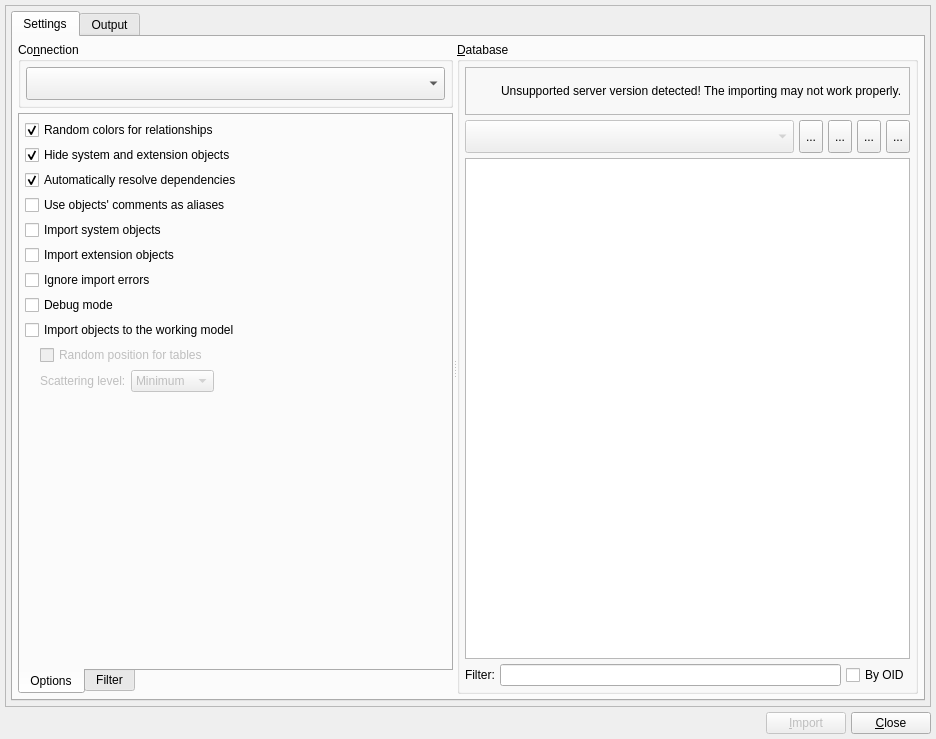
Above: libs/libgui/ui/tools/databaseimportform.ui from pgmodeler/pgmodeler before the change. Below: the same form after it.
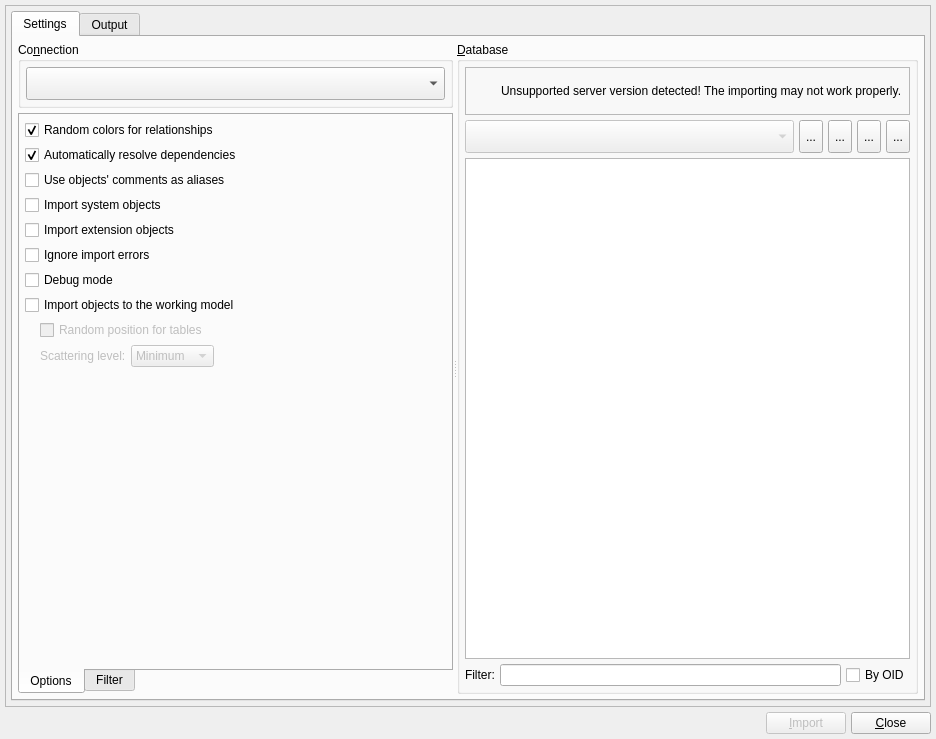
That is the form after the change. Icons and pictures are not drawn.

Commit message: Removed unnused checkbox from databaseimportform.ui

What changed in the file:
```diff
--- a/libs/libgui/ui/tools/databaseimportform.ui
+++ b/libs/libgui/ui/tools/databaseimportform.ui
@@ -236,8 +236,30 @@
                   <property name="spacing">
                    <number>5</number>
                   </property>
+                  <item row="5" column="0" colspan="5">
+                   <widget class="QCheckBox" name="rand_rel_color_chk">
+                    <property name="sizePolicy">
+                     <sizepolicy hsizetype="Preferred" vsizetype="Fixed">
+                      <horstretch>0</horstretch>
+                      <verstretch>0</verstretch>
+                     </sizepolicy>
+                    </property>
+                    <property name="toolTip">
+                     <string>&lt;p&gt;Random colors will be assigned to imported relationships facilitating the identification of links between tables mainly in large models.&lt;/p&gt;</string>
+                    </property>
+                    <property name="statusTip">
+                     <string/>
+                    </property>
+                    <property name="text">
+                     <string>Random colors for relationships</string>
+                    </property>
+                    <property name="checked">
+                     <bool>true</bool>
+                    </property>
+                   </widget>
+                  </item>
                   <item row="11" column="0" colspan="5">
-                   <widget class="QCheckBox" name="ignore_errors_chk">
+                   <widget class="QCheckBox" name="debug_mode_chk">
                     <property name="sizePolicy">
                      <sizepolicy hsizetype="Preferred" vsizetype="Fixed">
                       <horstretch>0</horstretch>
@@ -245,7 +267,7 @@
                      </sizepolicy>
                     </property>
                     <property name="toolTip">
-                     <string>&lt;p&gt; pgModeler ignores import errors and will try to create as many as possible objects. By checking this option the import operation will not be aborted but an incomplete model will be constructed. This option generates a log file on pgModeler's temp directory.&lt;/p&gt;</string>
+                     <string>&lt;p&gt;All catalog queries as well the created objects' source code are printed to standard output (stdout).&lt;/p&gt;</string>
                     </property>
                     <property name="statusTip">
                      <string/>
@@ -254,11 +276,11 @@
                      <string/>
                     </property>
                     <property name="text">
-                     <string>Ignore import errors</string>
+                     <string>Debug mode</string>
                     </property>
                    </widget>
                   </item>
-                  <item row="15" column="0" colspan="6">
+                  <item row="14" column="0" colspan="6">
                    <spacer name="verticalSpacer">
                     <property name="orientation">
                      <enum>Qt::Orientation::Vertical</enum>
@@ -271,8 +293,8 @@
                     </property>
                    </spacer>
                   </item>
-                  <item row="5" column="0" colspan="5">
-                   <widget class="QCheckBox" name="rand_rel_color_chk">
+                  <item row="12" column="0">
+                   <widget class="QCheckBox" name="import_to_model_chk">
                     <property name="sizePolicy">
                      <sizepolicy hsizetype="Preferred" vsizetype="Fixed">
                       <horstretch>0</horstretch>
@@ -280,21 +302,21 @@
                      </sizepolicy>
                     </property>
                     <property name="toolTip">
-                     <string>&lt;p&gt;Random colors will be assigned to imported relationships facilitating the identification of links between tables mainly in large models.&lt;/p&gt;</string>
+                     <string>&lt;p&gt;Create all imported objects in the current working model instead of create a new one.&lt;/p&gt;</string>
                     </property>
                     <property name="statusTip">
                      <string/>
                     </property>
                     <property name="text">
-                     <string>Random colors for relationships</string>
+                     <string>Import objects to the working model</string>
                     </property>
                     <property name="checked">
-                     <bool>true</bool>
+                     <bool>false</bool>
                     </property>
                    </widget>
                   </item>
-                  <item row="10" column="0" colspan="5">
-                   <widget class="QCheckBox" name="import_ext_objs_chk">
+                  <item row="8" column="0" colspan="5">
+                   <widget class="QCheckBox" name="import_sys_objs_chk">
                     <property name="sizePolicy">
                      <sizepolicy hsizetype="Preferred" vsizetype="Fixed">
                       <horstretch>0</horstretch>
@@ -302,7 +324,7 @@
                      </sizepolicy>
                     </property>
                     <property name="toolTip">
-                     <string>&lt;p&gt;Enables the import of objects created by extensions. Generally there is no need to check this option but if there are objects in the database that directly references this category of objects this mode must be enabled.&lt;/p&gt;</string>
+                     <string>&lt;p&gt;Enables the import of system built-in objects. It's recommend to select only those objects that are directly referenced by the ones to be imported. WARNING: Try to import a huge set of system objects can bloat the resultant model or even crash pgModeler due to memory/cpu overuse.&lt;/p&gt;</string>
                     </property>
                     <property name="statusTip">
                      <string/>
@@ -311,33 +333,11 @@
                      <string/>
                     </property>
                     <property name="text">
-                     <string>Import extension objects</string>
+                     <string>Import system objects</string>
                     </property>
                    </widget>
                   </item>
-                  <item row="12" column="0" colspan="5">
-                   <widget class="QCheckBox" name="debug_mode_chk">
-                    <property name="sizePolicy">
-                     <sizepolicy hsizetype="Preferred" vsizetype="Fixed">
-                      <horstretch>0</horstretch>
-                      <verstretch>0</verstretch>
-                     </sizepolicy>
-                    </property>
-                    <property name="toolTip">
-                     <string>&lt;p&gt;All catalog queries as well the created objects' source code are printed to standard output (stdout).&lt;/p&gt;</string>
-                    </property>
-                    <property name="statusTip">
-                     <string/>
-                    </property>
-                    <property name="whatsThis">
-                     <string/>
-                    </property>
-                    <property name="text">
-                     <string>Debug mode</string>
-                    </property>
-                   </widget>
-                  </item>
-                  <item row="14" column="0" colspan="6">
+                  <item row="13" column="0" colspan="6">
                    <layout class="QVBoxLayout" name="verticalLayout_5">
                     <property name="spacing">
                      <number>5</number>
@@ -427,7 +427,7 @@
                     </item>
                    </layout>
                   </item>
-                  <item row="7" column="0" colspan="5">
+                  <item row="6" column="0" colspan="5">
                    <widget class="QCheckBox" name="resolve_deps_chk">
                     <property name="sizePolicy">
                      <sizepolicy hsizetype="Preferred" vsizetype="Fixed">
@@ -452,37 +452,37 @@
                     </property>
                    </widget>
                   </item>
-                  <item row="13" column="0">
-                   <widget class="QCheckBox" name="import_to_model_chk">
-                    <property name="sizePolicy">
-                     <sizepolicy hsizetype="Preferred" vsizetype="Fixed">
-                      <horstretch>0</horstretch>
-                      <verstretch>0</verstretch>
-                     </sizepolicy>
-                    </property>
-                    <property name="toolTip">
-                     <string>&lt;p&gt;Create all imported objects in the current working model instead of create a new one.&lt;/p&gt;</string>
-                    </property>
-                    <property name="statusTip">
-                     <string/>
-                    </property>
-                    <property name="text">
-                     <string>Import objects to the working model</string>
-                    </property>
-                    <property name="checked">
-                     <bool>false</bool>
-                    </property>
-                   </widget>
-                  </item>
-                  <item row="8" column="0">
+                  <item row="7" column="0">
                    <widget class="QCheckBox" name="comments_as_aliases_chk">
                     <property name="text">
                      <string>Use objects' comments as aliases</string>
                     </property>
                    </widget>
                   </item>
+                  <item row="10" column="0" colspan="5">
+                   <widget class="QCheckBox" name="ignore_errors_chk">
+                    <property name="sizePolicy">
+                     <sizepolicy hsizetype="Preferred" vsizetype="Fixed">
+                      <horstretch>0</horstretch>
+                      <verstretch>0</verstretch>
+                     </sizepolicy>
+                    </property>
+                    <property name="toolTip">
+                     <string>&lt;p&gt; pgModeler ignores import errors and will try to create as many as possible objects. By checking this option the import operation will not be aborted but an incomplete model will be constructed. This option generates a log file on pgModeler's temp directory.&lt;/p&gt;</string>
+                    </property>
+                    <property name="statusTip">
+                     <string/>
+                    </property>
+                    <property name="whatsThis">
+                     <string/>
+                    </property>
+                    <property name="text">
+                     <string>Ignore import errors</string>
+                    </property>
+                   </widget>
+                  </item>
                   <item row="9" column="0" colspan="5">
-                   <widget class="QCheckBox" name="import_sys_objs_chk">
+                   <widget class="QCheckBox" name="import_ext_objs_chk">
                     <property name="sizePolicy">
                      <sizepolicy hsizetype="Preferred" vsizetype="Fixed">
                       <horstretch>0</horstretch>
@@ -490,7 +490,7 @@
                      </sizepolicy>
                     </property>
                     <property name="toolTip">
-                     <string>&lt;p&gt;Enables the import of system built-in objects. It's recommend to select only those objects that are directly referenced by the ones to be imported. WARNING: Try to import a huge set of system objects can bloat the resultant model or even crash pgModeler due to memory/cpu overuse.&lt;/p&gt;</string>
+                     <string>&lt;p&gt;Enables the import of objects created by extensions. Generally there is no need to check this option but if there are objects in the database that directly references this category of objects this mode must be enabled.&lt;/p&gt;</string>
                     </property>
                     <property name="statusTip">
                      <string/>
@@ -499,17 +499,7 @@
                      <string/>
                     </property>
                     <property name="text">
-                     <string>Import system objects</string>
-                    </property>
-                   </widget>
-                  </item>
-                  <item row="6" column="0">
-                   <widget class="QCheckBox" name="hide_sys_ext_objs_chk">
-                    <property name="text">
-                     <string>Hide system and extension objects</string>
-                    </property>
-                    <property name="checked">
-                     <bool>true</bool>
+                     <string>Import extension objects</string>
                     </property>
                    </widget>
                   </item>
```
